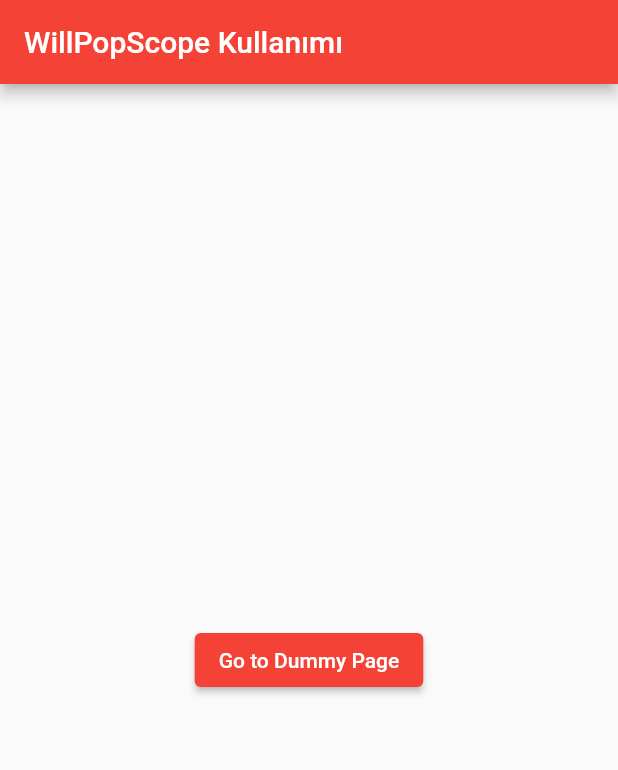
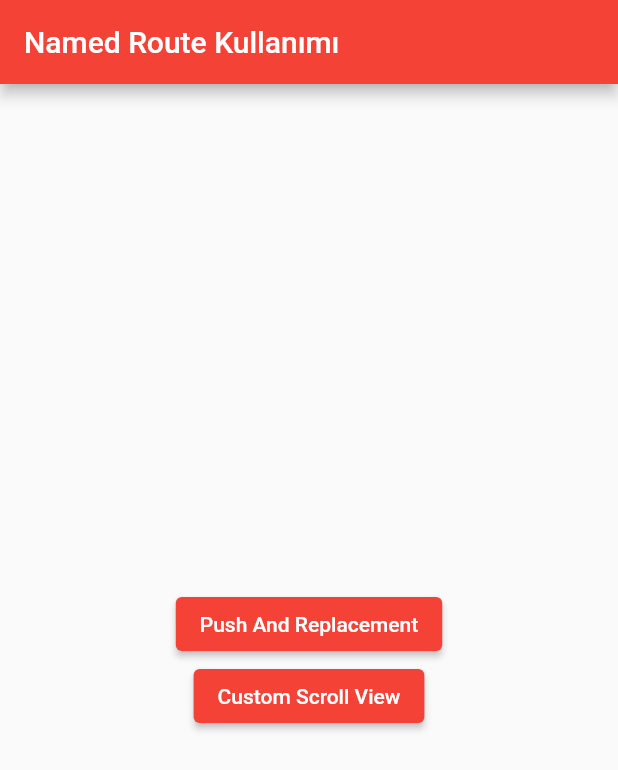
Before and after one commit to yamisagi/flutter_samples, a Flutter app: the screen it shows after launch, on a phone screen of 412 x 824 dp. Shown: the top 770 px of the screen. Run offline on Flutter 3.47's test engine with Material 2 defaults, Android fonts, the phone set to English and light mode, and no system bars.

Commit message:
routes usage  added to lesson4

```diff
--- a/lib/basic_widgets/lesson4/navigator_learn/navigator_willpopscope_learn.dart
+++ b/lib/basic_widgets/lesson4/navigator_learn/navigator_willpopscope_learn.dart
@@ -1,5 +1,4 @@
 import 'package:flutter/material.dart';
-import 'package:flutter_samples/basic_widgets/lesson4/navigator_sample_pages/navigation_sample1.dart';
 import 'package:flutter_samples/basic_widgets/lesson4/navigator_sample_pages/navigation_sample2.dart';
 
 /// * WillPopScope widget, [Navigator.pop()] içersinde gördüğümüz, butona bastığımızda sayfada oluşan sayıyı diğer değerini alıp dönderirken,
--- /dev/null
+++ b/lib/basic_widgets/lesson4/routes_learn/named_route_learn.dart
@@ -0,0 +1,47 @@
+import 'package:flutter/material.dart';
+
+/// * İsimlendirilmiş Route'lar bizim [MaterialApp] içerisinde, 'routes' parametresinde,
+/// * Map şeklinde tanımladığımız ve bu Map'in key'lerine bir String, value'larına bir Widget'ının referansını verdiğimiz yapıdır.
+/// * Bu şekilde uygulamamızda isimlendirilmiş Route'ları kullanabiliriz, bu şekilde uygulamamız çok sayfalı ve geniş çaplı bir uygulamaysa,
+/// * Sayfalara daha düzenli şekilde erişebiliriz.
+/// * Genellikle route'ların key'lerine ' / ' ile başlarız.
+/// * Burda dikkat etmemiş gereken kısım, sadece ' / ' tanımlanan route bizim 'root' yani kök route'mizdir.
+/// * Bunu tanımladığımızda ya MaterialApp içerisinde 'home' parametresini kullanmayız, ya da ' / ' ile başlayan route'u kullanmayız.
+/// * İkisi aynı anda kullanılmaz.
+/// * Diğer yandan uygulama içerisinde eğer bir şekilde yanlış yazarsak route'ların isimlerini örneğin,
+/// * '/mypage' yerine yanlışlıkla '/page' yazarsak, gidilecek yerin null olduğunu gören uygulamamız bir fallback olarak,
+/// * [onUnknownRoute] isimli methoda son çare olarak yönlendirir.
+/// * Örnek route'ları [main.dart] içerisinde tanımladık.
+
+class NamedRouteLearn extends StatelessWidget {
+  const NamedRouteLearn({Key? key}) : super(key: key);
+
+  @override
+  Widget build(BuildContext context) {
+    return Scaffold(
+      appBar: AppBar(
+        title: const Text('Named Route Kullanımı '),
+      ),
+      body: Column(
+        mainAxisAlignment: MainAxisAlignment.center,
+        children: [
+          /// Burdaki gibi [main.dart] içerisinde tanımladığımız isimlendirdiğimiz route'ları kullanabiliriz.
+          Center(
+            child: ElevatedButton(
+              child: const Text('Push And Replacement'),
+              onPressed: () {
+                Navigator.pushNamed(context, '/push_and_replacement');
+              },
+            ),
+          ),
+          ElevatedButton(
+            child: const Text('Custom Scroll View'),
+            onPressed: () {
+              Navigator.pushNamed(context, '/custom_scroll_view');
+            },
+          ),
+        ],
+      ),
+    );
+  }
+}
--- a/lib/main.dart
+++ b/lib/main.dart
@@ -1,6 +1,8 @@
 import 'package:flutter/material.dart';
+import 'package:flutter_samples/basic_widgets/lesson4/push_and_replacement/push_and_replacement_learn.dart';
 
-import 'basic_widgets/lesson4/navigator_learn/navigator_willpopscope_learn.dart';
+import 'basic_widgets/lesson3/custom_scroll_view_learn/customscroll_view_learn.dart';
+import 'basic_widgets/lesson4/routes_learn/named_route_learn.dart';
 
 /// HER LESSON DOSYADA BULUNAN CLASS'I [home] İÇERSİNDE KULLANIP ÖRNEKLERİ GÖREBİLİRSİNİZ.
 /// TAMAMLANDIĞINDA TÜM LESSON'LAR İÇİN İSİMLENDİRİLMİŞ ROUTER'LER İLE KULLANIMINI ENTEGRE EDECEĞİM.
@@ -13,11 +15,30 @@ class CourseApp extends StatelessWidget {
   Widget build(BuildContext context) {
     String title = 'This will take 92 hours.';
     return MaterialApp(
+      routes: {
+        /// Burda ya home parametresini kullanmayacağız, ya da [root] '/' olarak bu route'ı kullanmayacağız.
+        // '/': (context) => const CourseApp(),
+        /// [NamedRouteLearn] içinde bahsettiğimiz gibi,
+        /// route'ların key'lerine ' / ' ile başlarız,
+        /// key olarak bir String, value olarak içerisine bir context alan ve bir Widget dönderen yapı kullanırız.
+        '/push_and_replacement': (context) => const PushAndReplacementLearn(),
+        '/custom_scroll_view': (context) => const CustomScrollViewLearn(),
+      },
+      /// ? Burda [routes_learn] kısmında bahsettiğimiz onUnknownRoute ve onGenerateRoute parametrelerini kullanabileceğimiz,
+      /// ? Bazı durumlardan bahsetmek gerekirse,
+      /// ? Akıl karıştırmadan []
+      /// ? Öncelikle onGenerateRoute ile tıpkı [routes] gibi bir yapı kullanırız.
+      /// ? Fakat bu bizden {Route<dynamic>? Function(RouteSettings)? onUnknownRoute} şeklinde bir yapı bekliyor,
+      /// ? Bu yapı bizim [routes] ile kontrol edemeyeceğimiz özellikleri kontrol etmemize olanak sağlar,
+      /// ? Ve sayfadan sayfaya veri gönderip alabilmemizi sağlayan [RouteSettings] kullanabiliriz.
+      /// -------------------------------------------------------------------------------------------------------
+      /// ? [onUnknownRoute] parametresi, sayfa bulunamadığında ne yapacağını belirten bir yapıdır.
+      /// ? İşleyiş olarak şöyle düşünebiliriz. [routes] --> [onGenerateRoute] --> [onUnknownRoute]
       theme: ThemeData(
         primarySwatch: Colors.red,
       ),
       title: title,
-      home: const WillPopSopeLearn(),
+      home: const NamedRouteLearn(),
     );
   }
 }
```
Also changed, not shown: lib/basic_widgets/lesson4/canpop_maybepop_learn/canpop_maybe_pop_learn.dart (added, +71 -0 lines), lib/basic_widgets/lesson4/push_and_replacement/push_and_replacement_learn.dart (added, +40 -0 lines).
